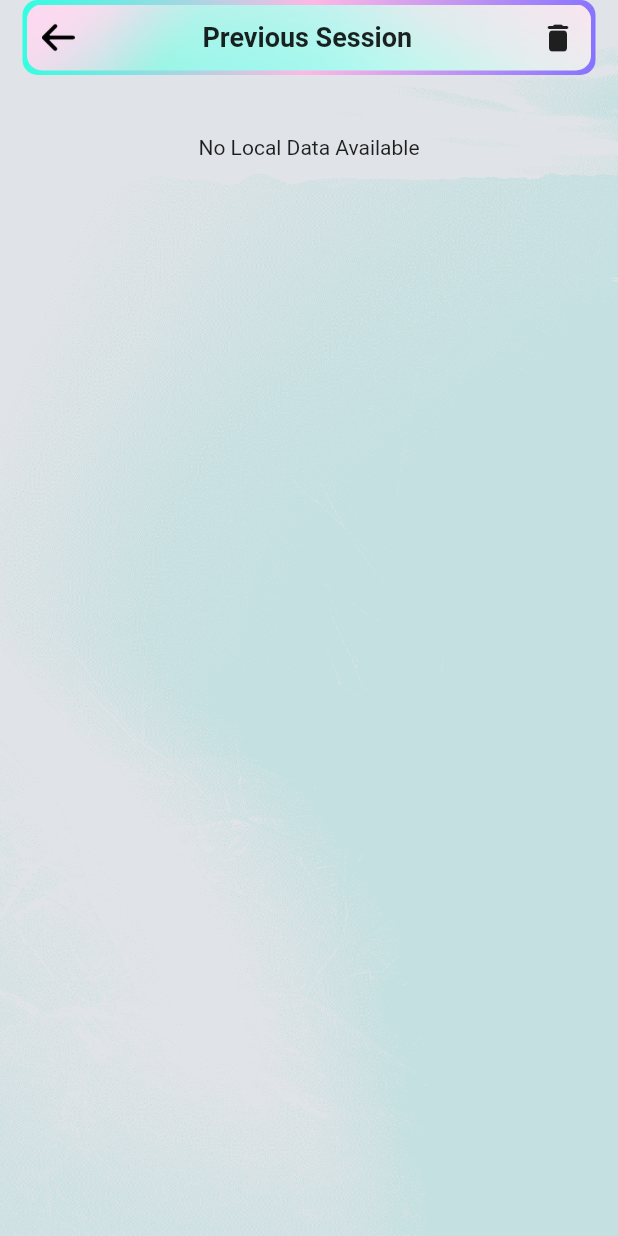
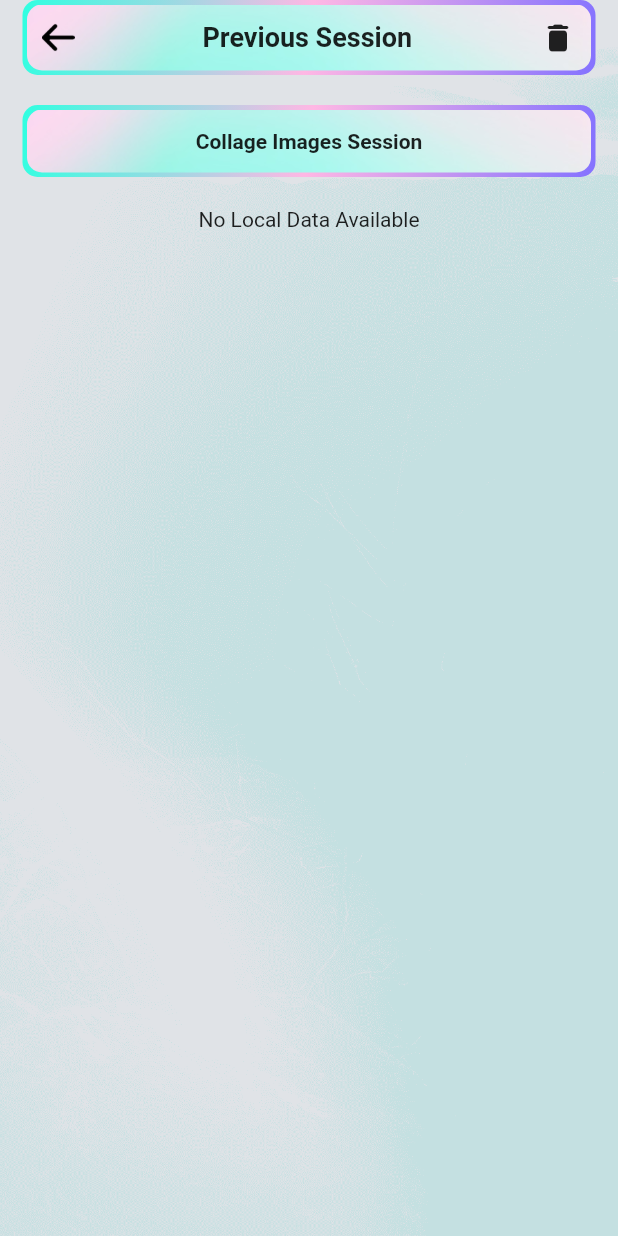
Before and after one commit to jyoti5560/PixyTrim_PhotoEditing, a Flutter app: the screen it shows after launch, after a tap on "Previous Session", on a phone screen of 412 x 824 dp. Run offline on Flutter 3.47's test engine with Material 2 defaults, Android fonts, the phone set to English and light mode, and no system bars; our stand-ins replace camera, extended_image, flutter_image_compress, fluttertoast, gallery_saver, get and 5 more; missing offline and left inert: crop_your_image.

```diff
--- a/pixytrim/lib/common/store_session_local/store_session_local.dart
+++ b/pixytrim/lib/common/store_session_local/store_session_local.dart
@@ -1,11 +1,11 @@
 import 'package:shared_preferences/shared_preferences.dart';
-
-
 
 class LocalStorage {
   String storageKey = 'AllSessionStorageKey';
+  String storageCollageKey = 'CollageSessionStorageKey';
   List<String> mainList = [];
   List<String> subList = [];
+  List<String> collageList = [];
 
 
   Future storeMainList(List<String> subList) async {
@@ -19,6 +19,30 @@ class LocalStorage {
 
     print('Sublist New : ${prefs.getStringList('$storageKey')}');
   }
+
+  Future storeMainCollageList(List<String> subList) async {
+    collageList.clear();
+    print('subList : $subList');
+    SharedPreferences prefs = await SharedPreferences.getInstance();
+    prefs.remove('$storageCollageKey');
+    for(int i = 0; i< subList.length; i++){
+      collageList.add(subList[i]);
+    }
+    prefs.setStringList('$storageCollageKey', collageList);
+    print('CollageSublist New : ${prefs.getStringList('$storageCollageKey')}');
+  }
+
+  Future<List<String>> getCollageMainList() async {
+    SharedPreferences prefs = await SharedPreferences.getInstance();
+    subList = prefs.getStringList('$storageCollageKey') ?? [];
+    mainList = subList;
+    print('mainList : $mainList');
+    return mainList;
+  }
+
+
+
+
 
   Future<List<String>> getMainList() async {
     SharedPreferences prefs = await SharedPreferences.getInstance();
--- a/pixytrim/lib/controller/previous_session_screen_controller/previous_session_screen_controller.dart
+++ b/pixytrim/lib/controller/previous_session_screen_controller/previous_session_screen_controller.dart
@@ -7,6 +7,8 @@ class PreviousSessionScreenController extends GetxController {
   List<String> localSessionList = [];
   List<String> localSessionListNew = [];
 
+  List<String> localCollageList = [];
+
   getLocalSessionList() async {
     isLoading(true);
     localSessionList = await localStorage.getMainList();
@@ -15,6 +17,15 @@ class PreviousSessionScreenController extends GetxController {
     }
     for(int i = (localSessionList.length-1); i>=0 ; i--) {
       localSessionListNew.add(localSessionList[i]);
+    }
+    isLoading(false);
+  }
+
+  getLocalCollageSessionList() async {
+    isLoading(true);
+    localCollageList = await localStorage.getCollageMainList();
+    if(localCollageList.isEmpty){
+      localCollageList = [];
     }
     isLoading(false);
   }
@@ -37,6 +48,7 @@ class PreviousSessionScreenController extends GetxController {
   @override
   void onInit() async {
     await getLocalSessionList();
+    await getLocalCollageSessionList();
     super.onInit();
   }
 
--- a/pixytrim/lib/screens/camera_screen/camera_screen.dart
+++ b/pixytrim/lib/screens/camera_screen/camera_screen.dart
@@ -301,7 +301,7 @@ class _CameraScreenState extends State<CameraScreen> {
     // set up the AlertDialog
     AlertDialog alert = AlertDialog(
       //title: Text("AlertDialog"),
-      content: Text("Do you want to save this session ?", style: TextStyle(fontFamily: ""),),
+      content: Text("Do you want to save in Local ?", style: TextStyle(fontFamily: ""),),
       actions: [
         cancelButton,
         continueButton,
--- a/pixytrim/lib/screens/image_editor_screen/image_editor_screen.dart
+++ b/pixytrim/lib/screens/image_editor_screen/image_editor_screen.dart
@@ -51,7 +51,7 @@ class _ImageEditorScreenState extends State<ImageEditorScreen> {
                                 widget.file,
                                 repaintKey: repaintKey,
                                 key: _imageKey,
-                                scalable: true,
+                                // scalable: true,
                                 initialStrokeWidth: 2,
                                 initialColor: Colors.green,
                                 initialPaintMode: PaintMode.freeStyle,
--- a/pixytrim/lib/screens/previous_session_screen/previous_session_screen.dart
+++ b/pixytrim/lib/screens/previous_session_screen/previous_session_screen.dart
@@ -5,6 +5,8 @@ import 'package:pixytrim/common/common_widgets.dart';
 import 'package:pixytrim/common/custom_image.dart';
 import 'package:pixytrim/controller/previous_session_screen_controller/previous_session_screen_controller.dart';
 import 'package:pixytrim/screens/camera_screen/camera_screen.dart';
+
+import 'collage_session_screen/collage_session_screen.dart';
 
 class PreviousSessionScreen extends StatelessWidget {
   PreviousSessionScreen({Key? key}) : super(key: key);
@@ -29,7 +31,7 @@ class PreviousSessionScreen extends StatelessWidget {
                           children: [
                             appBar(context),
                             const SizedBox(height: 20),
-                            // collageImagesPreviousSessionModule(),
+                            collageImagesPreviousSessionModule(),
                             const SizedBox(height: 20),
                             Container(
                               child: controller.localSessionListNew.length == 0
@@ -42,6 +44,7 @@ class PreviousSessionScreen extends StatelessWidget {
                                   : GridView.builder(
                                       itemCount:
                                           controller.localSessionListNew.length,
+                                      physics: AlwaysScrollableScrollPhysics(),
                                       shrinkWrap: true,
                                       gridDelegate:
                                           SliverGridDelegateWithFixedCrossAxisCount(
@@ -212,7 +215,7 @@ class PreviousSessionScreen extends StatelessWidget {
     AlertDialog alert = AlertDialog(
       content: Text(
         "Do you want to delete This Image ?",
-        style: TextStyle(fontFamily: ""),
+        style: TextStyle(fontFamily: "",fontSize: 18),
       ),
       actions: [
         cancelButton,
@@ -229,13 +232,17 @@ class PreviousSessionScreen extends StatelessWidget {
     );
   }
 
-  /*collageImagesPreviousSessionModule() {
-    return Container(
+  collageImagesPreviousSessionModule() {
+    return GestureDetector(
+      onTap: () {
+        Get.to(()=> CollageSessionScreen());
+      },
+      child: Container(
         decoration: borderGradientDecoration(),
         child: Padding(
           padding: EdgeInsets.all(3),
           child: Container(
-          padding: EdgeInsets.only(left: 10, right: 10),
+            padding: EdgeInsets.symmetric(horizontal: 10, vertical: 5),
             decoration: containerBackgroundGradient(),
             child: Center(
               child: Padding(
@@ -251,8 +258,9 @@ class PreviousSessionScreen extends StatelessWidget {
             ),
           ),
         ),
+      ),
     );
-  }*/
+  }
 
 
 }
```
Also changed, not shown: pixytrim/lib/screens/collage_screen/collage_screen.dart (+63 -6 lines), pixytrim/lib/screens/image_editor_screen/widgets/_mode_widget.dart (+4 -4 lines), pixytrim/lib/screens/previous_session_screen/collage_session_screen/collage_session_screen.dart (added, +130 -0 lines). Lines whose indentation alone changed are shown as unchanged.
